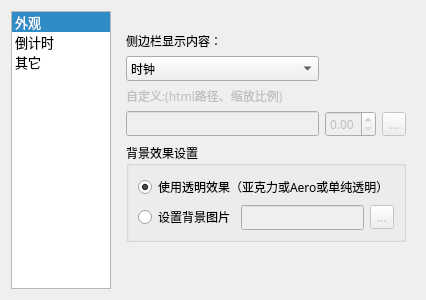
Qt form setting.ui (LYXOfficial/uClock) before a commit.
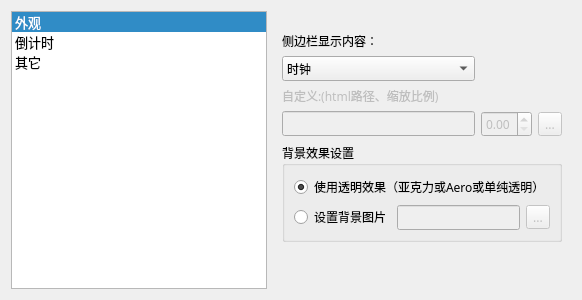
The same form after that commit.

```diff
--- a/setting.ui
+++ b/setting.ui
@@ -29,7 +29,7 @@
      </property>
      <property name="maximumSize">
       <size>
-       <width>100</width>
+       <width>16777215</width>
        <height>16777215</height>
       </size>
      </property>
```
